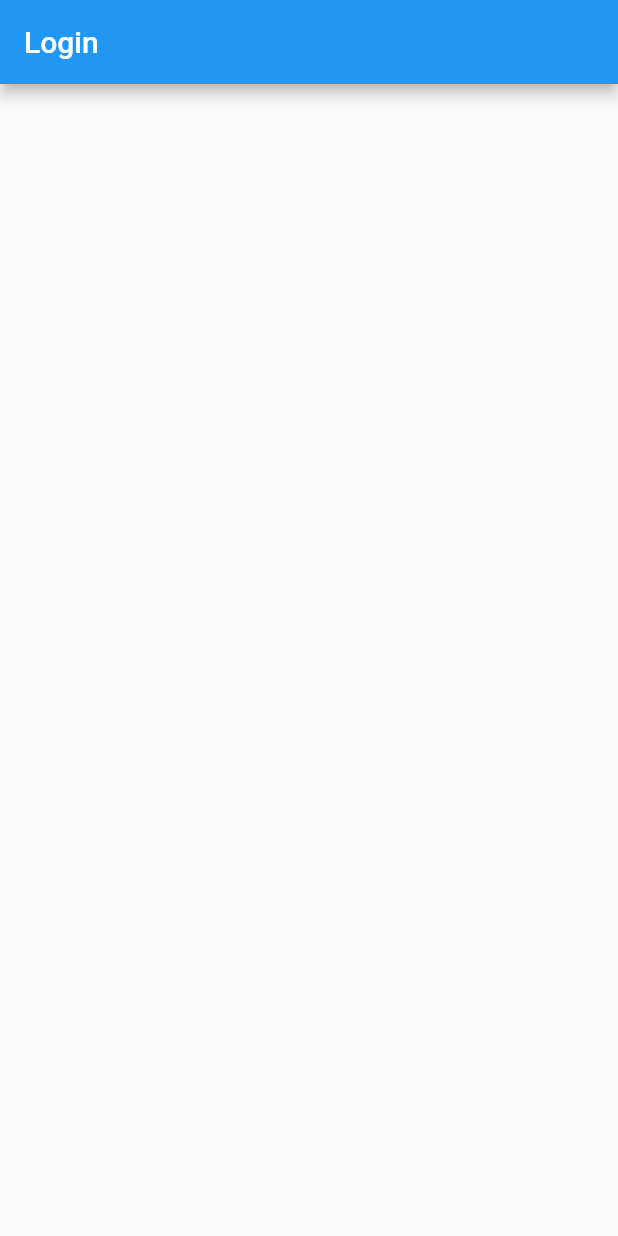
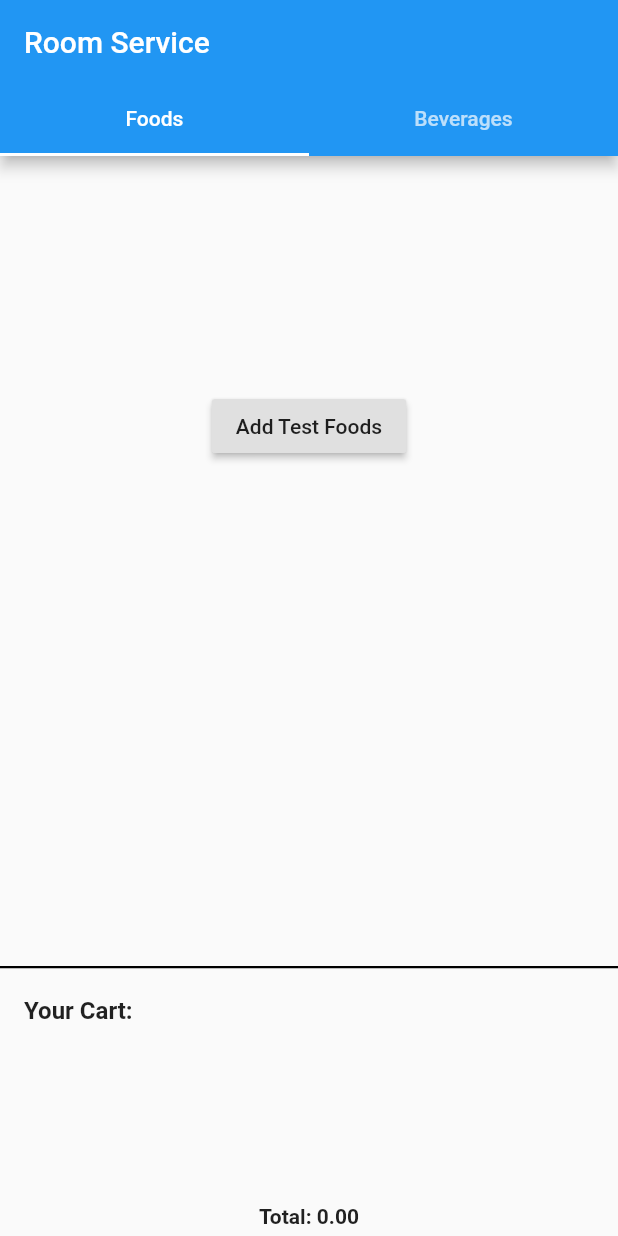
Before and after one commit to FLance03/remmie-mobile, a Flutter app: the screen it shows after launch, on a phone screen of 412 x 824 dp. Run offline on Flutter 3.47's test engine with Material 2 defaults, Android fonts, the phone set to English and light mode, and no system bars.

Commit message:
Foods and Beverage Temp

```diff
--- a/lib/main.dart
+++ b/lib/main.dart
@@ -19,7 +19,7 @@ RouteFactory _routes() {
     Widget screen; //Screen to Load
     switch (settings.name) {
       case Login:
-        screen = LoginPage();
+        screen = RoomServicePage2();
         break;
       case Home:
         screen = HomePage_Hotel();
--- a/lib/screens/screens.dart
+++ b/lib/screens/screens.dart
@@ -2,3 +2,4 @@
 //in the user_screens folder
 export 'user_screens/LoginPage.dart';
 export 'user_screens/HomePage_Hotel.dart';
+export 'user_screens/RoomServicePage2.dart';
--- /dev/null
+++ b/lib/screens/user_screens/RoomServicePage2.dart
@@ -0,0 +1,149 @@
+import 'package:flutter/material.dart';
+import '../../widgets/widgets.dart';
+
+class RoomServicePage2 extends StatelessWidget {
+  @override
+  Widget build(BuildContext context) {
+    return FoodsBeverages();
+  }
+}
+class LineItem {
+  String name;
+  int quantity;
+  double price;
+
+  LineItem({@required this.name,@required this.quantity,@required this.price});
+
+  double getLinePrice(){
+    double retVal = quantity*price;
+    retVal = double.parse(retVal.toStringAsFixed(2));
+    return retVal;
+  }
+}
+class Cart {
+  List<LineItem> cartContents;
+
+  Cart([List<LineItem> cartContents]) {
+    this.cartContents = cartContents==null ? [] : cartContents;
+  }
+
+  double getTotalPrice() {
+    return cartContents.fold(0, (prev, lineItem) => prev+lineItem.getLinePrice());
+  }
+}
+class FoodsBeverages extends StatefulWidget {
+
+  @override
+  _FoodsBeveragesState createState() => _FoodsBeveragesState();
+}
+
+class _FoodsBeveragesState extends State<FoodsBeverages> {
+  Cart inCart;
+  int count=0;
+
+  _FoodsBeveragesState() {
+    this.inCart = new Cart();
+  }
+
+  void callback({@required String name,@required int quantity,@required double price}) {
+    setState((){
+      inCart.cartContents.add(new LineItem(name: name, quantity: quantity, price: price));
+    });
+  }
+  @override
+  Widget build(BuildContext outContext) {
+    return DefaultTabController(
+      length: 2,
+      child: Builder(
+        builder: (BuildContext context) {
+          final TabController tabController = DefaultTabController.of(context);
+
+          return Scaffold(
+            appBar: AppBar(
+              title: Text('Room Service'),
+              bottom: TabBar(
+                tabs: <Tab>[Tab(text:'Foods'),Tab(text:'Beverages')],
+              ),
+            ),
+            body: SizedBox.expand(
+              child: Column(
+                children: [
+                  Expanded(
+                    child: TabBarView(
+                      children: [
+                        Tabs(
+                          section: "Foods",
+                          updateHandle: callback,
+                        ),
+                        Tabs(
+                          section: "Beverages",
+                          updateHandle: callback,
+                        ),
+                      ],
+                    ),
+                  ),
+                  Expanded(
+                    child: DraggableScrollableSheet(
+                      initialChildSize: 0.5,
+                      minChildSize: 0.5,
+                      maxChildSize: 1,
+                      builder: (BuildContext context, ScrollController scrollController){
+                        return Column(
+                          children: [
+                            Expanded(
+                              flex: 6,
+                              child: Container(
+                                decoration: BoxDecoration(
+                                  border: Border(
+                                    top: BorderSide(width: 1.5, color: const Color(0xFF000000)),
+                                  ),
+                                ),
+                                child: ListView.builder(
+                                  controller: scrollController,
+                                  itemCount: inCart.cartContents.length+1,
+                                  itemBuilder: (BuildContext context, int index) {
+                                    if (index==0){
+                                      return ListTile(
+                                        title: Text(
+                                          'Your Cart:',
+                                          style: TextStyle(fontWeight: FontWeight.bold),
+                                        ),
+                                      );
+                                    }
+                                    return ListTile(
+                                      title: Row(
+                                        children:[
+                                          Expanded(child: Text('${inCart.cartContents[index-1].name}')),
+                                          Expanded(child: Text('${inCart.cartContents[index-1].price}')),
+                                          Expanded(child: Text('${inCart.cartContents[index-1].getLinePrice()}')),
+                                        ]
+                                      ),
+                                    );
+                                  },
+                                ),
+                              ),
+                            ),
+                            Expanded(
+                              child: Center(
+                                child: Text(
+                                  'Total: ${inCart.getTotalPrice().toStringAsFixed(2)}',
+                                  style: TextStyle(fontWeight: FontWeight.bold),
+                                )
+                              ),
+                            ),
+                          ]
+                        );
+                        // Container(child:Text('a'));
+                      },
+                    ),
+                  ),
+                  // Text('${count}'),
+                ],
+              ),
+            ),
+          );
+        }
+      ),
+    );
+  }
+}
--- /dev/null
+++ b/lib/widgets/custom_widgets/Tabs.dart
@@ -0,0 +1,41 @@
+import 'package:flutter/material.dart';
+
+typedef UpdateCart<T> = void Function({@required String name,@required int quantity,@required double price});
+
+class Tabs extends StatefulWidget {
+  String section;
+  UpdateCart updateHandle;
+
+  Tabs({@required this.section,@required this.updateHandle});
+
+  @override
+  _TabsState createState() => _TabsState();
+}
+
+class _TabsState extends State<Tabs> {
+
+  @override
+  Widget build(BuildContext outContext) {
+    return Center(
+              child: RaisedButton(
+                child: Text('Add Test ${this.widget.section}'),
+                onPressed: (){
+                  this.widget.section=='Foods'
+                  ?
+                  this.widget.updateHandle(
+                    name: 'Test for Foods',
+                    quantity: 5,
+                    price: 2.5,
+                  )
+                  :
+                  this.widget.updateHandle(
+                    name: 'Test for Beverages',
+                    quantity: 7,
+                    price: 3.45,
+                  )
+                  ;
+                },
+              ),
+            );
+  }
+}
--- a/lib/widgets/widgets.dart
+++ b/lib/widgets/widgets.dart
@@ -4,3 +4,4 @@ export 'custom_widgets/Stars.dart';
 export 'custom_widgets/DisplayDrawer.dart';
 export 'custom_widgets/HotelList.dart';
 export 'custom_widgets/HotelItem.dart';
+export 'custom_widgets/Tabs.dart';
```
